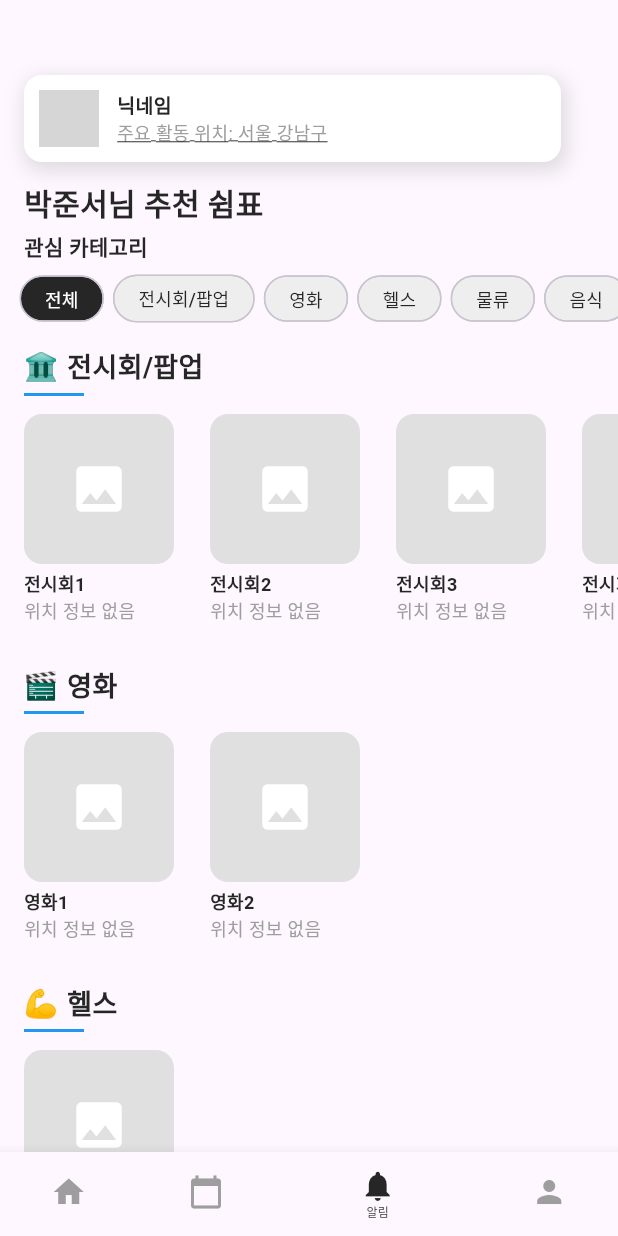
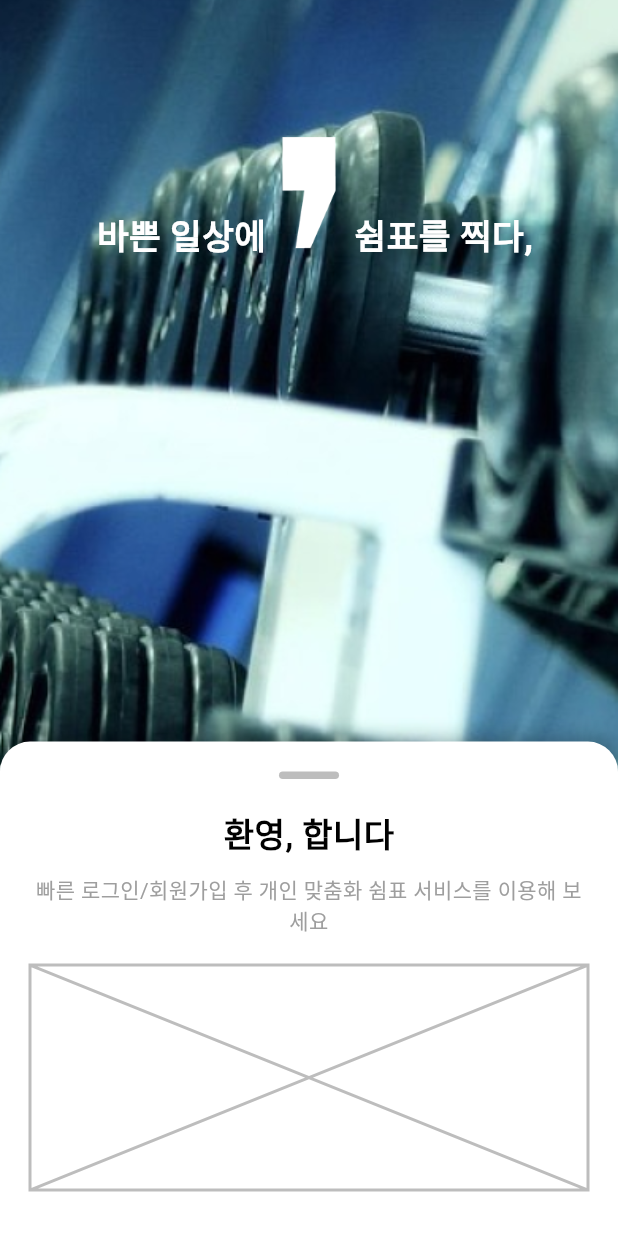
Before and after one commit to Comma-in-the-schedule/front_end_repo, a Flutter app: the screen it shows after launch, item 3 of the bottom bar chosen, on a phone screen of 412 x 824 dp. Run offline on Flutter 3.47's test engine with Material 3 defaults, Android fonts, the phone set to English and light mode, and no system bars; Roboto replaces fonts that are missing (Pretendard-Bold); grey boxes are pictures that could not be loaded.

Commit message:
FE-#11] 비 로그인 페이지 구현 (#12)
feat: 비 로그인 페이지 UI 일부 구현

```diff
--- a/lib/features/main/presentation/widgets/bottom_nav_bar.dart
+++ b/lib/features/main/presentation/widgets/bottom_nav_bar.dart
@@ -1,5 +1,6 @@
 import 'package:flutter/material.dart';
 import 'package:comma_in_the_schedule/routes/app_routes.dart';
+import 'package:comma_in_the_schedule/features/non_auth/presentation/pages/non_login_page.dart'; // 🔹 비로그인 페이지 import
 
 class BottomNavBar extends StatefulWidget {
   final int currentIndex; // 현재 선택된 탭 인덱스
@@ -7,12 +8,10 @@ class BottomNavBar extends StatefulWidget {
   const BottomNavBar({super.key, required this.currentIndex});
 
   @override
-  BottomNavBarState createState() =>
-      BottomNavBarState(); // 🔹 `_` 제거하여 public class로 변경
+  BottomNavBarState createState() => BottomNavBarState();
 }
 
 class BottomNavBarState extends State<BottomNavBar> {
-  // 🔹 `_` 제거하여 public class로 변경
   late int _selectedIndex;
 
   @override
@@ -38,7 +37,13 @@ class BottomNavBarState extends State<BottomNavBar> {
             context, AppRoutes.nonLoggedIn, (route) => false);
         break;
       case 2:
-        // 아직 연결할 페이지 없음 (알림)
+        // 🔹 알림 버튼을 누르면 `NonLoginPage`로 이동
+        Navigator.push(
+          context,
+          MaterialPageRoute(
+            builder: (context) => const NonLoginPage(),
+          ),
+        );
         break;
       case 3:
         // 아직 연결할 페이지 없음 (마이페이지)
--- /dev/null
+++ b/lib/features/non_auth/presentation/pages/non_login_page.dart
@@ -0,0 +1,158 @@
+import 'dart:math';
+import 'package:flutter/material.dart';
+
+class NonLoginPage extends StatefulWidget {
+  const NonLoginPage({super.key});
+
+  @override
+  _NonLoginPageState createState() => _NonLoginPageState();
+}
+
+class _NonLoginPageState extends State<NonLoginPage> {
+  late String backgroundImage;
+
+  @override
+  void initState() {
+    super.initState();
+    // 🔹 배경 이미지를 랜덤하게 선택
+    List<String> backgrounds = [
+      'assets/icons/bg_gym.png',
+      'assets/icons/bg_movie.png'
+    ];
+    backgroundImage = backgrounds[Random().nextInt(backgrounds.length)];
+  }
+
+  @override
+  Widget build(BuildContext context) {
+    return Scaffold(
+      body: Stack(
+        children: [
+          // 🔹 랜덤 배경 이미지
+          Positioned.fill(
+            child: Image.asset(
+              backgroundImage,
+              fit: BoxFit.cover,
+            ),
+          ),
+          // 🔹 로고 및 텍스트 (Stack을 활용해 간격 최소화)
+          Positioned(
+            top: 120,
+            left: 0,
+            right: 0,
+            child: Stack(
+              alignment: Alignment.center,
+              children: [
+                const Row(
+                  mainAxisSize: MainAxisSize.min,
+                  children: [
+                    Text(
+                      "바쁜 일상에",
+                      style: TextStyle(
+                        fontSize: 23,
+                        fontWeight: FontWeight.w900,
+                        fontFamily: 'Pretendard-Bold',
+                        color: Colors.white,
+                      ),
+                    ),
+                    SizedBox(width: 170), // 🔹 간격 제거
+                  ],
+                ),
+                Transform.translate(
+                  offset: const Offset(0, -29), // 🔹 로고를 더 위로 이동
+                  child: Image.asset(
+                    'assets/icons/logo_w.png',
+                    width: 75, // 🔹 크기를 살짝 줄여서 맞추기
+                    height: 75,
+                    fit: BoxFit.contain,
+                  ),
+                ),
+                const Row(
+                  mainAxisSize: MainAxisSize.min,
+                  children: [
+                    SizedBox(width: 180), // 🔹 로고 크기만큼 밀어주기
+                    Text(
+                      "쉼표를 찍다,",
+                      style: TextStyle(
+                        fontSize: 23,
+                        fontWeight: FontWeight.w900,
+                        fontFamily: 'Pretendard-Bold',
+                        color: Colors.white,
+                      ),
+                    ),
+                  ],
+                ),
+              ],
+            ),
+          ),
+          // 🔹 아래에서 올라오는 슬라이드 패널
+          DraggableScrollableSheet(
+            initialChildSize: 0.4,
+            minChildSize: 0.3,
+            maxChildSize: 0.7, //슬라이드 최대 높이 조절
+            builder: (context, scrollController) {
+              return Container(
+                decoration: const BoxDecoration(
+                  color: Colors.white,
+                  borderRadius: BorderRadius.only(
+                    topLeft: Radius.circular(20),
+                    topRight: Radius.circular(20),
+                  ),
+                  boxShadow: [
+                    BoxShadow(
+                      color: Colors.black26,
+                      blurRadius: 10,
+                      spreadRadius: 2,
+                    ),
+                  ],
+                ),
+                child: SingleChildScrollView(
+                  controller: scrollController,
+                  child: Padding(
+                    padding: const EdgeInsets.all(20),
+                    child: Column(
+                      crossAxisAlignment: CrossAxisAlignment.center,
+                      children: [
+                        Container(
+                          width: 40,
+                          height: 5,
+                          decoration: BoxDecoration(
+                            color: Colors.grey[400],
+                            borderRadius: BorderRadius.circular(10),
+                          ),
+                        ),
+                        const SizedBox(height: 20),
+                        const Text(
+                          "환영, 합니다",
+                          style: TextStyle(
+                            fontSize: 22,
+                            fontWeight: FontWeight.bold,
+                            color: Colors.black,
+                          ),
+                        ),
+                        const SizedBox(height: 10),
+                        const Text(
+                          "빠른 로그인/회원가입 후 개인 맞춤화 쉼표 서비스를 이용해 보세요",
+                          textAlign: TextAlign.center,
+                          style: TextStyle(
+                            fontSize: 14,
+                            color: Colors.grey,
+                          ),
+                        ),
+                        const SizedBox(height: 20),
+                        // 🔹 버튼 영역 (추후 디자인 적용)
+                        Placeholder(
+                          fallbackHeight: 150,
+                          color: Colors.grey[400]!,
+                        ),
+                      ],
+                    ),
+                  ),
+                ),
+              );
+            },
+          ),
+        ],
+      ),
+    );
+  }
+}
--- a/lib/features/splash/presentation/pages/splash_page.dart
+++ b/lib/features/splash/presentation/pages/splash_page.dart
@@ -67,7 +67,7 @@ class _SplashPageState extends State<SplashPage>
             Padding(
               padding: const EdgeInsets.only(bottom: 5.0), // 아이콘을 살짝 위로 이동
               child: FadeTransition(
-                opacity: _animation, // 투명도 애니메이션 적용
+                opacity: _animation,
                 child: Image.asset(
                   'assets/icons/logo_w.png',
                   width: 80,
--- a/lib/routes/app_routes.dart
+++ b/lib/routes/app_routes.dart
@@ -2,21 +2,24 @@ import 'package:flutter/material.dart';
 import '../features/splash/presentation/pages/splash_page.dart';
 import '../features/main/presentation/pages/main_page.dart';
 import '../features/auth/presentation/pages/login_screen.dart';
-import '../features/auth/presentation/pages/register_screen.dart'; // 🔹 회원가입 페이지 추가
+import '../features/auth/presentation/pages/register_screen.dart';
 import '../features/auth/presentation/pages/non_logged_in_screen.dart';
+import '../features/non_auth/presentation/pages/non_login_page.dart';
 
 class AppRoutes {
   static const String splash = '/';
   static const String main = '/main';
   static const String login = '/login';
-  static const String register = '/register'; // 🔹 회원가입 라우트 추가
+  static const String register = '/register';
   static const String nonLoggedIn = '/non-logged-in';
+  static const String nonLogIn = '/non-log-in';
 
   static Map<String, WidgetBuilder> routes = {
     splash: (context) => const SplashPage(),
     main: (context) => const MainPage(),
     login: (context) => const LoginScreen(),
-    register: (context) => const RegisterScreen(), // 🔹 회원가입 페이지 추가
+    register: (context) => const RegisterScreen(),
     nonLoggedIn: (context) => const NonLoggedInScreen(),
+    nonLogIn: (context) => const NonLoginPage(),
   };
 }
```
Also changed, not shown: assets/icons/bg_gym.png (added), assets/icons/bg_movie.png (added).
